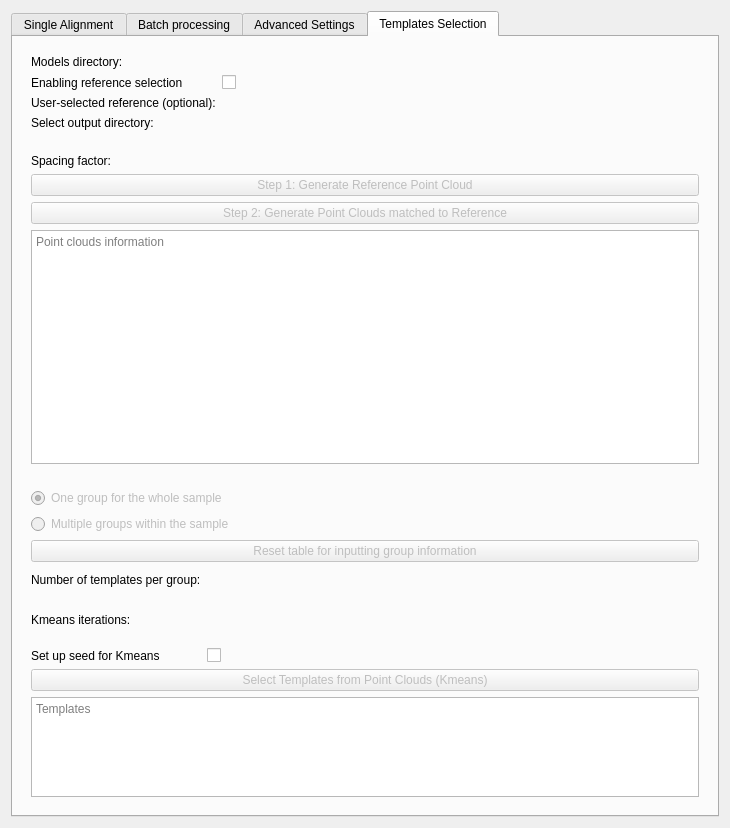
SlicerMorph/SlicerMorph, file ALPACA/Resources/UI/ALPACA.ui: the form before one commit.
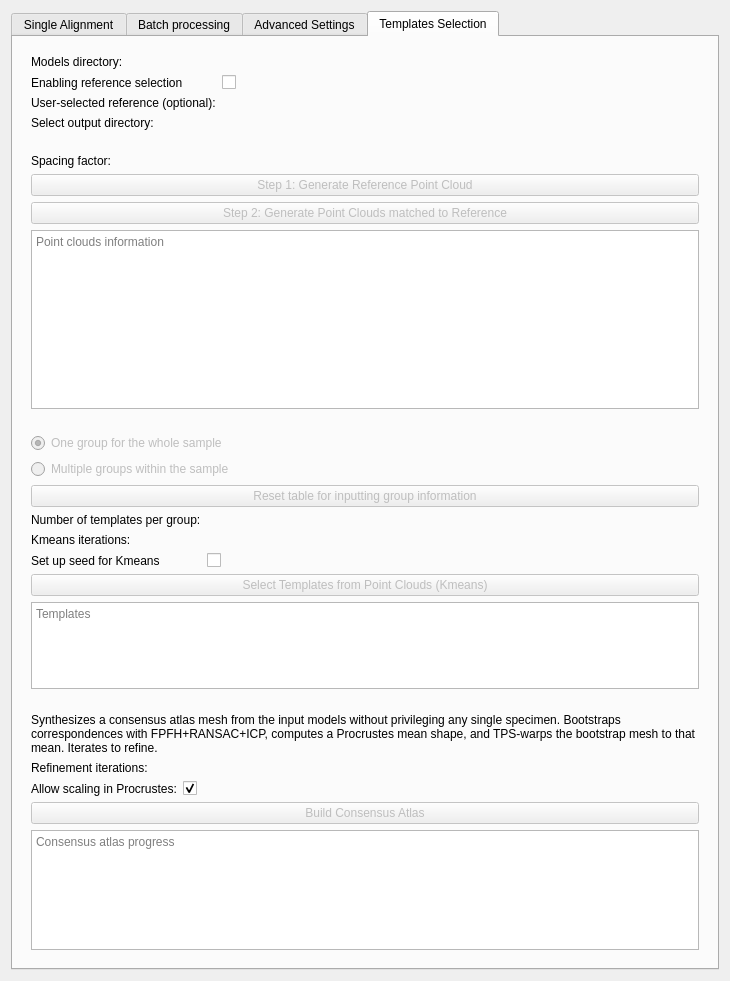
The form after the commit. The open tabs and pages were chosen to show the change. Custom widgets are drawn as their Qt base class.

Commit message: ALPACA: add bias-free consensus atlas construction

The edit to the form file:
```diff
--- a/ALPACA/Resources/UI/ALPACA.ui
+++ b/ALPACA/Resources/UI/ALPACA.ui
@@ -1376,6 +1376,106 @@
          </layout>
         </widget>
        </item>
+       <item>
+        <widget class="ctkCollapsibleButton" name="consensusAtlasWidget" native="true">
+         <property name="text" stdset="0">
+          <string>Consensus Atlas Construction (bias-free)</string>
+         </property>
+         <property name="collapsed" stdset="0">
+          <bool>false</bool>
+         </property>
+         <layout class="QFormLayout" name="consensusAtlasWidgetLayout">
+          <item row="0" column="0" colspan="2">
+           <widget class="QLabel" name="consensusInfoLabel">
+            <property name="wordWrap">
+             <bool>true</bool>
+            </property>
+            <property name="text">
+             <string>Synthesizes a consensus atlas mesh from the input models without privileging any single specimen. Bootstraps correspondences with FPFH+RANSAC+ICP, computes a Procrustes mean shape, and TPS-warps the bootstrap mesh to that mean. Iterates to refine.</string>
+            </property>
+           </widget>
+          </item>
+          <item row="1" column="0">
+           <widget class="QLabel" name="consensusIterationsLabel">
+            <property name="text">
+             <string>Refinement iterations:</string>
+            </property>
+           </widget>
+          </item>
+          <item row="1" column="1">
+           <widget class="ctkDoubleSpinBox" name="consensusIterations" native="true">
+            <property name="toolTip">
+             <string>Number of consensus refinement iterations. 2-3 typically suffices.</string>
+            </property>
+            <property name="decimals" stdset="0">
+             <number>0</number>
+            </property>
+            <property name="minimum" stdset="0">
+             <double>1.000000000000000</double>
+            </property>
+            <property name="maximum" stdset="0">
+             <double>10.000000000000000</double>
+            </property>
+            <property name="value" stdset="0">
+             <double>3.000000000000000</double>
+            </property>
+           </widget>
+          </item>
+          <item row="2" column="0">
+           <widget class="QLabel" name="consensusScalingLabel">
+            <property name="text">
+             <string>Allow scaling in Procrustes:</string>
+            </property>
+           </widget>
+          </item>
+          <item row="2" column="1">
+           <widget class="QCheckBox" name="consensusScalingCheckBox">
+            <property name="toolTip">
+             <string>Normalize each configuration to unit centroid size during Procrustes alignment. Recommended unless absolute scale is biologically meaningful.</string>
+            </property>
+            <property name="checked">
+             <bool>true</bool>
+            </property>
+           </widget>
+          </item>
+          <item row="3" column="0" colspan="2">
+           <widget class="QPushButton" name="buildConsensusAtlasButton">
+            <property name="enabled">
+             <bool>false</bool>
+            </property>
+            <property name="toolTip">
+             <string>Build a bias-free consensus atlas mesh from the input models. Output is written to the selected output directory as consensus_atlas.ply.</string>
+            </property>
+            <property name="text">
+             <string>Build Consensus Atlas</string>
+            </property>
+           </widget>
+          </item>
+          <item row="4" column="0" colspan="2">
+           <widget class="QPlainTextEdit" name="consensusInfo">
+            <property name="sizePolicy">
+             <sizepolicy hsizetype="Preferred" vsizetype="MinimumExpanding">
+              <horstretch>0</horstretch>
+              <verstretch>0</verstretch>
+             </sizepolicy>
+            </property>
+            <property name="maximumSize">
+             <size>
+              <width>16777215</width>
+              <height>120</height>
+             </size>
+            </property>
+            <property name="readOnly">
+             <bool>true</bool>
+            </property>
+            <property name="placeholderText">
+             <string>Consensus atlas progress</string>
+            </property>
+           </widget>
+          </item>
+         </layout>
+        </widget>
+       </item>
       </layout>
      </widget>
     </widget>
```
The commit also changes 1 other file.
